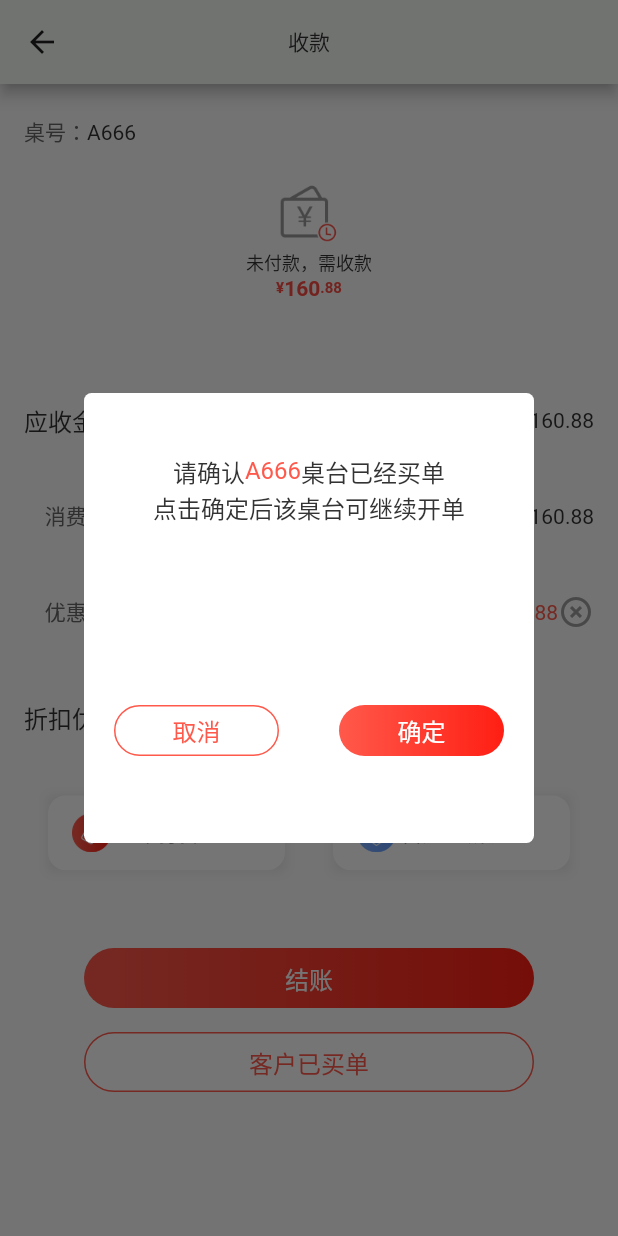
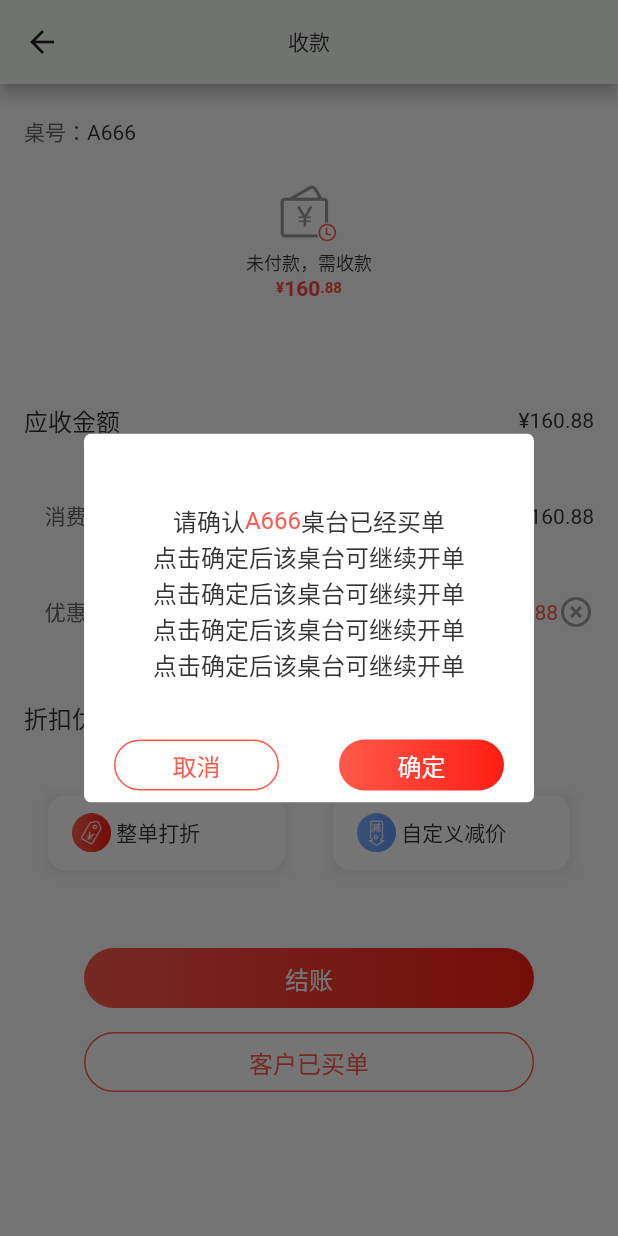
Before and after one commit to wangkai000/flutter_test_peoject, a Flutter app: the receivables screen opened directly, after a tap on "结账", on a phone screen of 412 x 824 dp. Run offline on Flutter 3.47's test engine with Material 2 defaults, Android fonts, the phone set to English and light mode, and no system bars; our stand-ins replace dio, flutter_screenutil, oktoast; network calls fail.

Commit message:
2019/7/5 10:52

```diff
--- a/lib/ui/pages/receivables.dart
+++ b/lib/ui/pages/receivables.dart
@@ -386,7 +386,34 @@ class _State extends State<receivables> {
                                                           color:Color.fromRGBO(51, 51, 51, 1),
 
                                                         ),
-                                                      )
+                                                      ),
+
+                                                      Text("点击确定后该桌台可继续开单",
+                                                        textAlign:TextAlign.center,
+                                                        style:TextStyle(
+                                                          fontSize:16,
+                                                          color:Color.fromRGBO(51, 51, 51, 1),
+
+                                                        ),
+                                                      ),
+
+                                                      Text("点击确定后该桌台可继续开单",
+                                                        textAlign:TextAlign.center,
+                                                        style:TextStyle(
+                                                          fontSize:16,
+                                                          color:Color.fromRGBO(51, 51, 51, 1),
+
+                                                        ),
+                                                      ),
+
+                                                      Text("点击确定后该桌台可继续开单",
+                                                        textAlign:TextAlign.center,
+                                                        style:TextStyle(
+                                                          fontSize:16,
+                                                          color:Color.fromRGBO(51, 51, 51, 1),
+
+                                                        ),
+                                                      ),
                                                     ];
                                                     DialogStart(context,
                                                          (){
--- a/lib/ui/widgets/ordinaryDialog.dart
+++ b/lib/ui/widgets/ordinaryDialog.dart
@@ -22,19 +22,24 @@ import 'package:flutter/material.dart';
                       child: Container(
                         width:300,
                         color: Colors.white,
-                        height: 300,
+
                         child:Column(
+                          mainAxisSize: MainAxisSize.min,
                           children: <Widget>[
                             Container(
-                              height:40,
+                              height:20,
 
 
                             ),
                             Container(
-                                height:160,
-                                padding:const EdgeInsets.fromLTRB(10, 0, 10, 0),
+                                constraints:  BoxConstraints(
+
+                                  maxHeight: 300.0,
+
+                                ),
+                                padding:const EdgeInsets.fromLTRB(10, 26, 10, 30),
                                 child:SingleChildScrollView(
-
+//                                  scrollDirection:Axis.vertical,
                                   child:Column(
 //                                    children: <Widget>[
 //                                      Text("2333"),
@@ -50,7 +55,10 @@ import 'package:flutter/material.dart';
                                 children: <Widget>[
                                   Expanded(
                                     child: InkWell(
-                                      onTap: confirm,
+
+                                      onTap:(){
+                                        Navigator.of(context).pop();
+                                      },
                                       child: Container(
                                         padding:const EdgeInsets.fromLTRB(20, 0, 20, 0),
                                         child: Container(
@@ -82,9 +90,7 @@ import 'package:flutter/material.dart';
 
                                   Expanded(
                                     child: InkWell(
-                                      onTap:(){
-                                        Navigator.of(context).pop();
-                                      },
+                                      onTap:confirm,
 
                                       child: Container(
 
```
